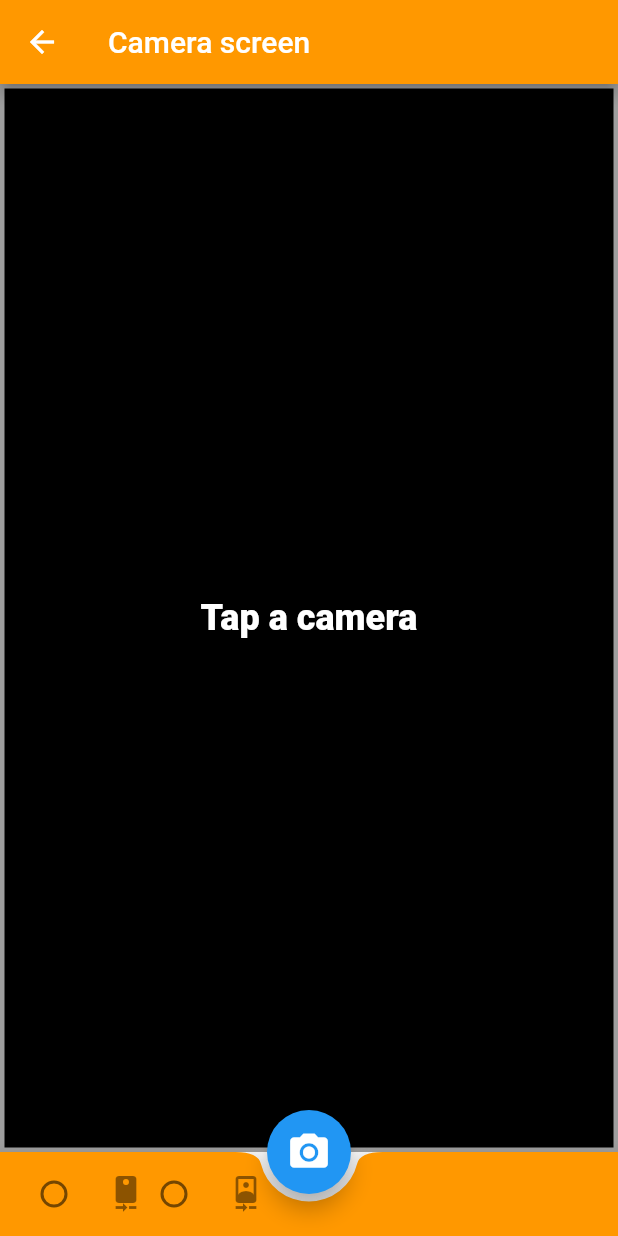
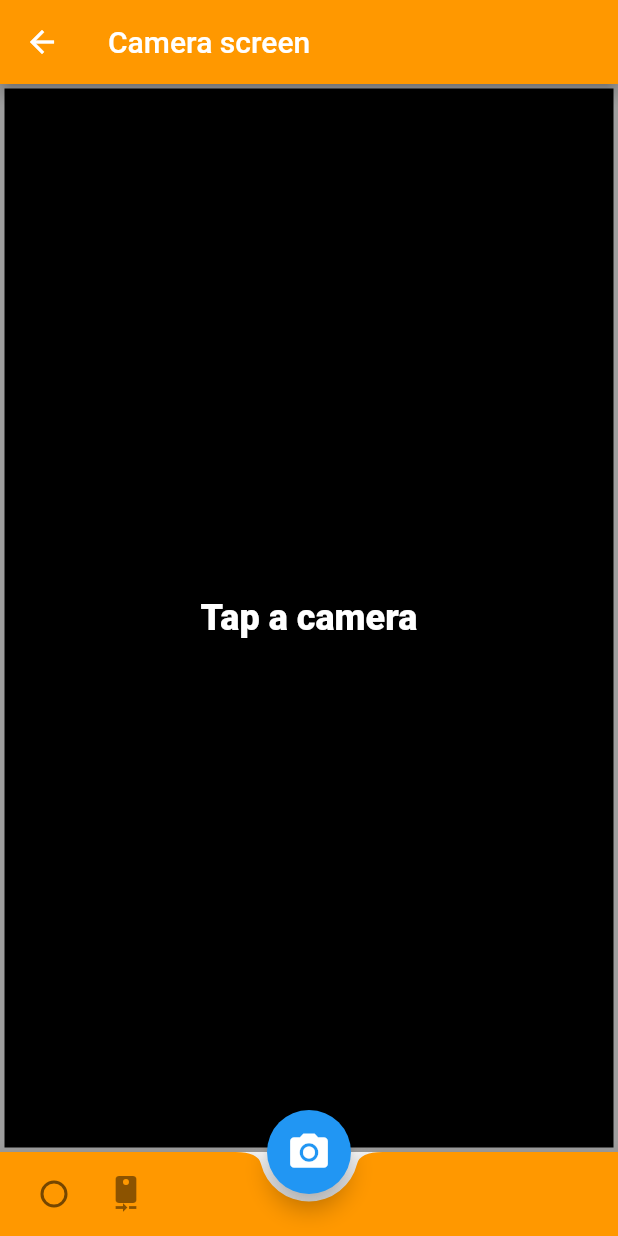
Before and after one commit to ivlop/cartoonify, a Flutter app: the screen it shows after launch, after a tap on the "photo camera" icon, on a phone screen of 412 x 824 dp. Run offline on Flutter 3.47's test engine with Material 2 defaults, Android fonts, the phone set to English and light mode, and no system bars; our stand-ins replace camera.

Commit message:
solo boton para escoger camara trasera 	modified:   cartoonify/lib/pages/cameraScreen.dart

```diff
--- a/cartoonify/lib/pages/cameraScreen.dart
+++ b/cartoonify/lib/pages/cameraScreen.dart
@@ -135,21 +135,21 @@ class CameraScreenState extends State<CameraScreen>{
     if (widget.cameras.isEmpty) {
       return const Text('No camera found');
     } else {
-      for (CameraDescription cameraDescription in widget.cameras) {
+      //for (CameraDescription cameraDescription in widget.cameras) {
         toggles.add(
           SizedBox(
             width: 80.0,
             child: RadioListTile<CameraDescription>(
-              title: Icon(getCameraLensIcon(cameraDescription.lensDirection)),
+              title: Icon(getCameraLensIcon(widget.cameras[0].lensDirection)),
               groupValue: controller?.description,
-              value: cameraDescription,
+              value: widget.cameras[0],
               onChanged: controller != null && controller.value.isRecordingVideo
                   ? null
                   : onNewCameraSelected,
             ),
           ),
         );
-      }
+      //}
     }
 
     return Row(children: toggles);
```
